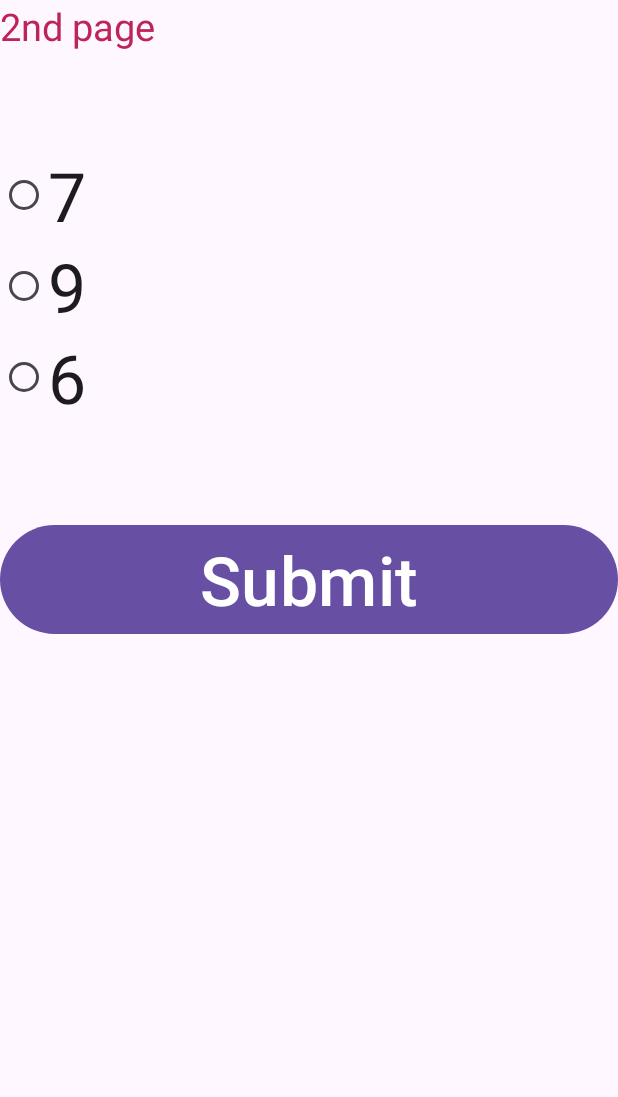
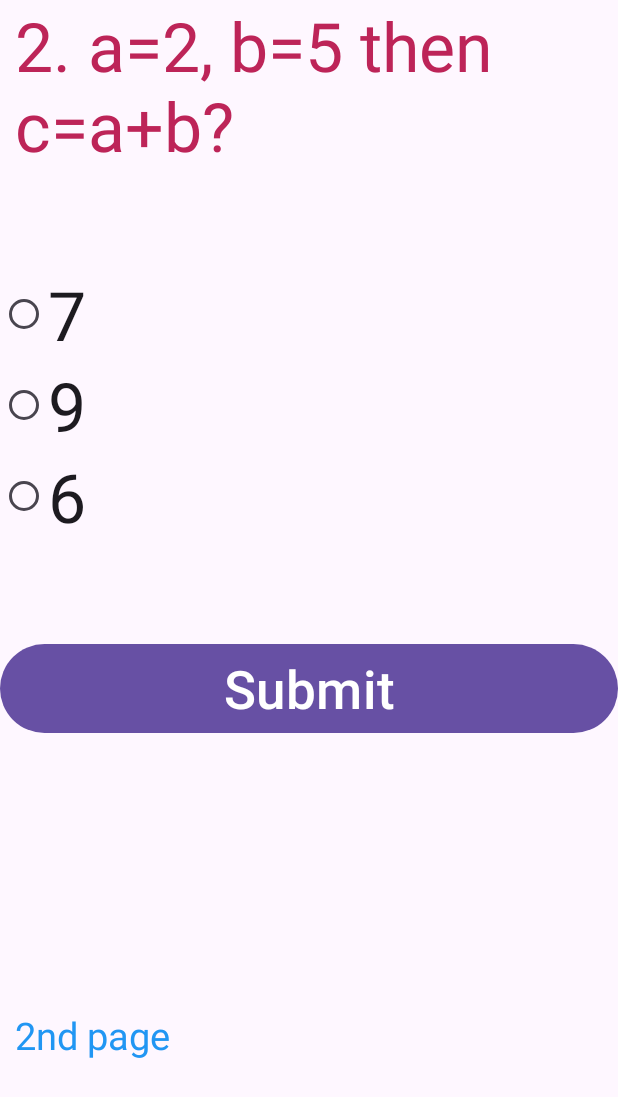
Before and after one commit to prosenjit07/Android-Quiz-App, an Android app: the MainActivity2 screen opened directly, with no data from a screen before it, on a phone screen of 412 x 824 dp. Shown: the top 1097 px of the screen. Run offline under Robolectric (Android 15) with nearby library versions, the phone set to English and light mode, and no system bars.

Commit message:
second commit

```diff
--- a/app/src/main/res/layout/activity_main2.xml
+++ b/app/src/main/res/layout/activity_main2.xml
@@ -10,9 +10,10 @@
     <TextView
         android:layout_width="wrap_content"
         android:layout_height="wrap_content"
-        android:text="2nd page"
+        android:layout_marginLeft="10dp"
+        android:text="2. a=2, b=5 then\nc=a+b?"
         android:textColor="#BD2458"
-        android:textSize="25sp" />
+        android:textSize="45sp" />
 
     <RadioGroup
         android:id="@+id/radioGroupID"
@@ -49,6 +50,15 @@
         android:layout_marginTop="64sp"
         android:text="Submit"
         android:onClick="submitFunction"
-        android:textSize="45sp" />
+        android:textSize="35sp" />
+
+    <TextView
+        android:layout_width="wrap_content"
+        android:layout_height="wrap_content"
+        android:layout_marginLeft="10dp"
+        android:text="2nd page"
+        android:layout_marginTop="180dp"
+        android:textColor="#2196F3"
+        android:textSize="25sp" />
 
 </LinearLayout>
```
Also changed, not shown: app/src/main/res/layout/activity_main.xml (+11 -2 lines).
